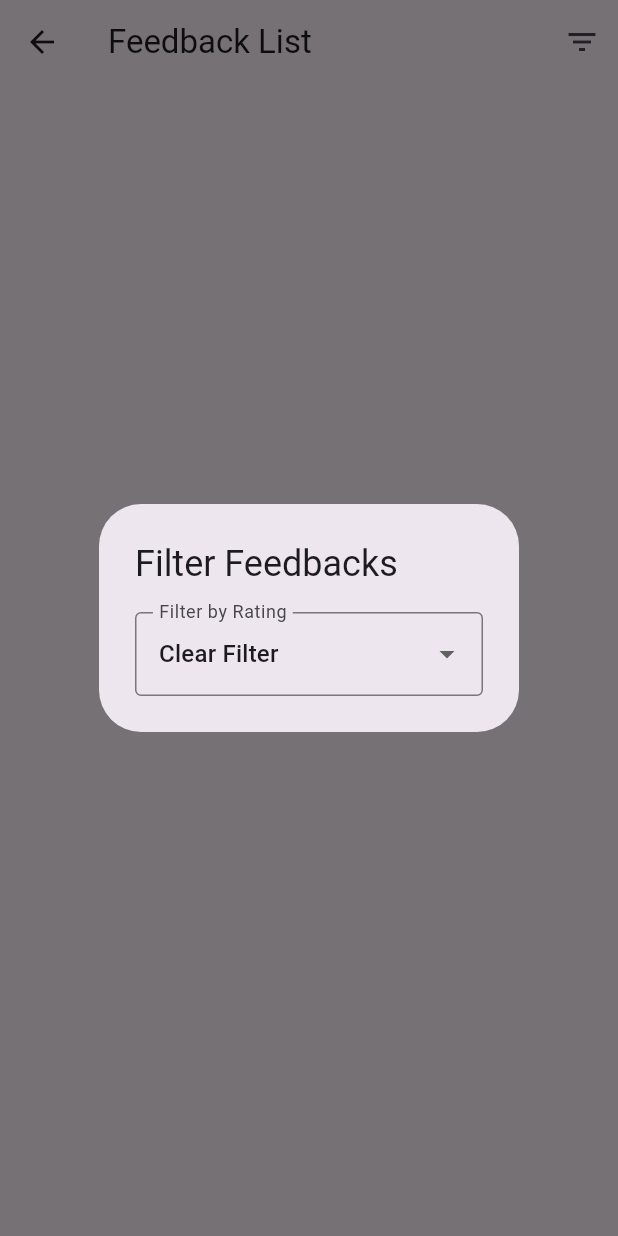
After one commit to bagussatt/Gemah_Ripah_Hijau, a Flutter app: the FeedbackListPage screen opened directly, after a tap on the "filter list" icon, on a phone screen of 412 x 824 dp. The commit adds this screen. Run offline on Flutter 3.47's test engine with Material 3 defaults, Android fonts, the phone set to English and light mode, and no system bars; our stand-ins replace flutter_rating_bar, geocoding, geolocator, google_maps_flutter, image_picker; network calls fail.

Commit message:
add final fitur

```diff
--- a/lib/main.dart
+++ b/lib/main.dart
@@ -12,6 +12,7 @@ class MyApp extends StatelessWidget {
   Widget build(BuildContext context) {
     return MaterialApp(
       title: 'Flutter Demo',
+      debugShowCheckedModeBanner: false,
       theme: ThemeData(
         colorScheme: ColorScheme.fromSeed(seedColor: Colors.deepPurple),
         useMaterial3: true,
--- /dev/null
+++ b/lib/screens/admin/feedback/feedbacklist.dart
@@ -0,0 +1,149 @@
+import 'package:flutter/material.dart';
+import 'package:http/http.dart' as http;
+import 'dart:convert';
+import 'package:intl/intl.dart';
+
+class FeedbackListPage extends StatefulWidget {
+  @override
+  _FeedbackListPageState createState() => _FeedbackListPageState();
+}
+
+class _FeedbackListPageState extends State<FeedbackListPage> {
+  List<Map<String, dynamic>> feedbacks = [];
+  int selectedRatingFilter = 0; // Default: no filter
+
+  @override
+  void initState() {
+    super.initState();
+    _fetchFeedbacks();
+  }
+
+  Future<void> _fetchFeedbacks() async {
+    final response =
+        await http.get(Uri.parse('http://10.0.2.2:3000/feedback/read'));
+
+    if (response.statusCode == 200) {
+      setState(() {
+        feedbacks = List<Map<String, dynamic>>.from(json.decode(response.body));
+      });
+    } else {
+      print('Failed to load feedbacks.');
+    }
+  }
+
+  String _formatDateTime(String dateTimeString) {
+    DateTime dateTime = DateTime.parse(dateTimeString);
+    return DateFormat('dd MMMM yyyy, HH:mm').format(dateTime);
+  }
+
+  void _filterFeedbacks(int rating) {
+    setState(() {
+      selectedRatingFilter = rating;
+    });
+  }
+
+  List<Map<String, dynamic>> getFilteredFeedbacks() {
+    if (selectedRatingFilter == 0) {
+      return feedbacks; // No filter applied
+    } else {
+      return feedbacks
+          .where((feedback) => feedback['rating'] == selectedRatingFilter)
+          .toList();
+    }
+  }
+
+  @override
+  Widget build(BuildContext context) {
+    return Scaffold(
+      appBar: AppBar(
+        title: Text('Feedback List'),
+        actions: [
+          IconButton(
+            icon: Icon(Icons.filter_list),
+            onPressed: () {
+              _showFilterOptions(context);
+            },
+          ),
+        ],
+      ),
+      body: SingleChildScrollView(
+        child: Column(
+          children: <Widget>[
+            // List of feedbacks
+            ListView.builder(
+              shrinkWrap: true,
+              physics: NeverScrollableScrollPhysics(),
+              itemCount: getFilteredFeedbacks().length,
+              itemBuilder: (context, index) {
+                final feedback = getFilteredFeedbacks()[index];
+                return Card(
+                  margin: EdgeInsets.symmetric(vertical: 8, horizontal: 16),
+                  child: ListTile(
+                    title: Text('Feedback ID: ${feedback['id']}'),
+                    subtitle: Column(
+                      crossAxisAlignment: CrossAxisAlignment.start,
+                      children: <Widget>[
+                        Text('Feedback: ${feedback['feedback']}'),
+                        Text('Rating: ${feedback['rating']}'),
+                        Text(
+                            'Submitted At: ${_formatDateTime(feedback['created_at'])}'),
+                      ],
+                    ),
+                  ),
+                );
+              },
+            ),
+          ],
+        ),
+      ),
+    );
+  }
+
+  void _showFilterOptions(BuildContext context) {
+    showDialog(
+      context: context,
+      builder: (BuildContext context) {
+        return AlertDialog(
+          title: Text('Filter Feedbacks'),
+          content: DropdownButtonFormField(
+            decoration: InputDecoration(
+              labelText: 'Filter by Rating',
+              border: OutlineInputBorder(),
+            ),
+            value: selectedRatingFilter,
+            items: [
+              DropdownMenuItem(
+                value: 0,
+                child: Text('Clear Filter'),
+              ),
+              DropdownMenuItem(
+                value: 1,
+                child: Text('1 Star'),
+              ),
+              DropdownMenuItem(
+                value: 2,
+                child: Text('2 Stars'),
+              ),
+              DropdownMenuItem(
+                value: 3,
+                child: Text('3 Stars'),
+              ),
+              DropdownMenuItem(
+                value: 4,
+                child: Text('4 Stars'),
+              ),
+              DropdownMenuItem(
+                value: 5,
+                child: Text('5 Stars'),
+              ),
+            ],
+            onChanged: (value) {
+              Navigator.of(context).pop();
+              _filterFeedbacks(value as int);
+            },
+          ),
+        );
+      },
+    );
+  }
+}
--- a/lib/screens/user/pickup/lokasi.dart
+++ b/lib/screens/user/pickup/lokasi.dart
@@ -90,8 +90,7 @@ class _MapPageState extends State<MapPage> {
                 );
                 if (placemarks.isNotEmpty) {
                   Placemark place = placemarks[0];
-                  String fullAddress =
-                      '${place.name}, ${place.street}, ${place.locality}';
+                  String fullAddress = '${place.street}\n${place.locality}';
                   widget.onLocationSelected(fullAddress);
                 } else {
                   widget.onLocationSelected("Alamat tidak Di temukan");
```
Also changed, not shown: lib/models/user.dart (added, +14 -0 lines), lib/repositories/UserRepository.dart (added, +22 -0 lines), lib/screens/admin/adminhome_page.dart (+37 -11 lines), lib/screens/admin/pickups/pickupdetail.dart (added, +165 -0 lines), lib/screens/admin/pickups/pickupsread.dart (added, +76 -0 lines), lib/screens/admin/register_page.dart (+12 -15 lines), lib/screens/user/login_page.dart (+5 -3 lines), lib/screens/user/pickup/createpickup.dart (+2 -14 lines), lib/screens/user/pickup/pickups.dart (+12 -0 lines), lib/screens/user/userhome_page.dart (+4 -3 lines), lib/sevices/UserService.dart (added, +10 -0 lines).
